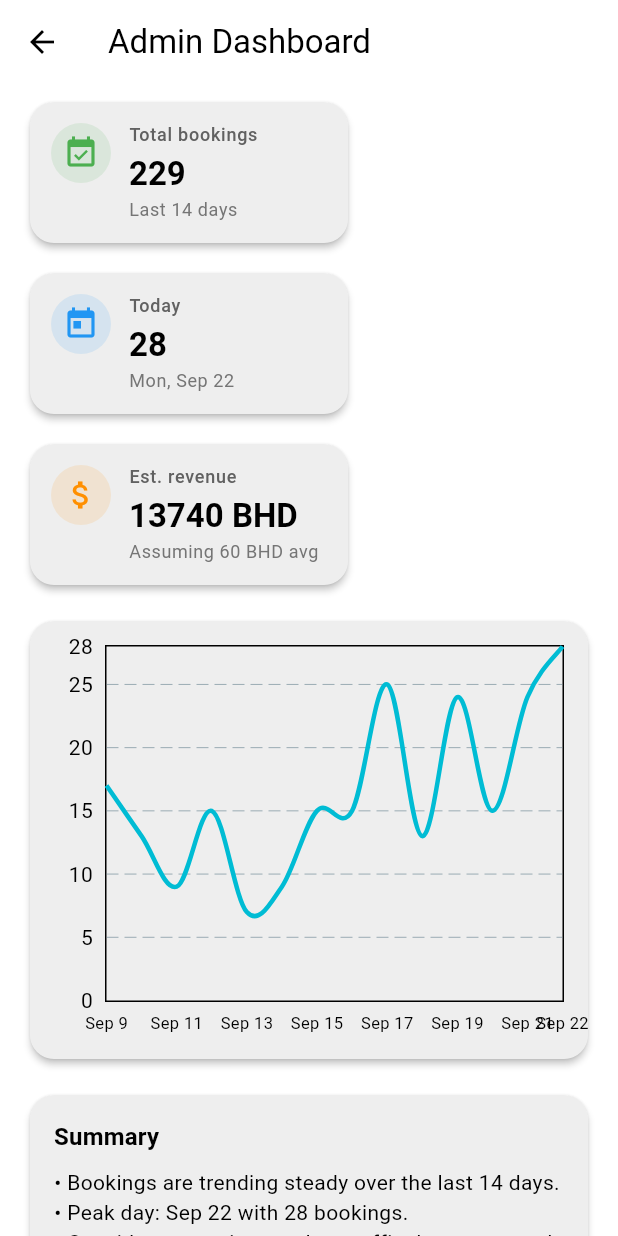
After one commit to Malik-Jehangir/AlAhliClubBookingApp, a Flutter app: the AdminDashboardScreen screen opened directly, on a phone screen of 412 x 824 dp. The commit adds this screen. Run offline on Flutter 3.47's test engine with Material 3 defaults, Android fonts, the phone set to English and light mode, and no system bars; drawn by our look-alikes of fl_chart; our stand-ins replace bloc, cloud_firestore, equatable, firebase_auth, firebase_core, flutter_bloc and 2 more; accounts and stored records are empty; statements that could not run were skipped.

Commit message:
BookNow: Admin board added

```diff
--- a/booknow/lib/screens/auth/views/sign_in_screen.dart
+++ b/booknow/lib/screens/auth/views/sign_in_screen.dart
@@ -1,5 +1,6 @@
 import 'package:booknow/components/my_text_field.dart';
 import 'package:booknow/screens/auth/blocs/sign_in_bloc/sign_in_bloc.dart';
+import 'package:booknow/screens/home/views/admin_dashboard_screen.dart';
 import 'package:booknow/screens/home/views/home_screen.dart';
 import 'package:flutter/cupertino.dart';
 import 'package:flutter/material.dart';
@@ -55,6 +56,8 @@ class _SignInScreenState extends State<SignInScreen> {
               ),
               const SizedBox(height: 24),
               const SizedBox(height: 20),
+
+              // Email
               SizedBox(
                 width: MediaQuery.of(context).size.width * 0.9,
                 child: MyTextField(
@@ -67,7 +70,7 @@ class _SignInScreenState extends State<SignInScreen> {
                   validator: (val) {
                     if (val!.isEmpty) {
                       return 'Please fill in this field';
-                    } else if (!RegExp(r'^[\w-\.]+@([\w-]+.)+[\w-]{2,4}$')
+                    } else if (!RegExp(r'^[\w\-\.]+@([\w\-]+\.)+[\w\-]{2,4}$')
                         .hasMatch(val)) {
                       return 'Please enter a valid email';
                     }
@@ -76,6 +79,8 @@ class _SignInScreenState extends State<SignInScreen> {
                 ),
               ),
               const SizedBox(height: 10),
+
+              // Password
               SizedBox(
                 width: MediaQuery.of(context).size.width * 0.9,
                 child: MyTextField(
@@ -89,8 +94,8 @@ class _SignInScreenState extends State<SignInScreen> {
                     if (val!.isEmpty) {
                       return 'Please fill in this field';
                     } else if (!RegExp(
-                            r'^(?=.*?[A-Z])(?=.*?[a-z])(?=.*?[0-9])(?=.*?[!@#\$&*~`)\%\-(_+=;:,.<>/?"[{\]}\|^]).{8,}$')
-                        .hasMatch(val)) {
+                      r'^(?=.*?[A-Z])(?=.*?[a-z])(?=.*?[0-9])(?=.*?[!@#\$&*~`\)\%\-\(_\+=;:,.<>\/\?"\[\{\]\}\|^]).{8,}$',
+                    ).hasMatch(val)) {
                       return 'Please enter a valid password';
                     }
                     return null;
@@ -99,11 +104,9 @@ class _SignInScreenState extends State<SignInScreen> {
                     onPressed: () {
                       setState(() {
                         obscurePassword = !obscurePassword;
-                        if (obscurePassword) {
-                          iconPassword = CupertinoIcons.eye_fill;
-                        } else {
-                          iconPassword = CupertinoIcons.eye_slash_fill;
-                        }
+                        iconPassword = obscurePassword
+                            ? CupertinoIcons.eye_fill
+                            : CupertinoIcons.eye_slash_fill;
                       });
                     },
                     icon: Icon(iconPassword),
@@ -111,17 +114,23 @@ class _SignInScreenState extends State<SignInScreen> {
                 ),
               ),
               const SizedBox(height: 20),
+
+              // Actions
               !signInRequired
                   ? Column(
                       children: [
+                        // Sign In button
                         SizedBox(
                           width: MediaQuery.of(context).size.width * 0.5,
                           child: TextButton(
                             onPressed: () {
                               if (_formKey.currentState!.validate()) {
-                                context.read<SignInBloc>().add(SignInRequired(
-                                    emailController.text,
-                                    passwordController.text));
+                                context.read<SignInBloc>().add(
+                                      SignInRequired(
+                                        emailController.text,
+                                        passwordController.text,
+                                      ),
+                                    );
                               }
                             },
                             style: TextButton.styleFrom(
@@ -140,31 +149,60 @@ class _SignInScreenState extends State<SignInScreen> {
                                 'Sign In',
                                 textAlign: TextAlign.center,
                                 style: TextStyle(
-                                    color: Colors.white,
-                                    fontSize: 16,
-                                    fontWeight: FontWeight.w600),
+                                  color: Colors.white,
+                                  fontSize: 16,
+                                  fontWeight: FontWeight.w600,
+                                ),
                               ),
                             ),
                           ),
                         ),
                         const SizedBox(height: 10),
 
-                        // 👇 New "Continue as guest" hyperlink
+                        // Continue as guest
                         GestureDetector(
                           onTap: () {
                             Navigator.pushReplacement(
                               context,
                               MaterialPageRoute(
-                                  builder: (_) => const HomeScreen()),
+                                builder: (_) => const HomeScreen(),
+                              ),
                             );
                           },
                           child: const Text(
                             "Continue as guest",
                             style: TextStyle(
-                              color: Colors.blue, // hyperlink color
+                              color: Colors.blue,
                               decoration: TextDecoration.underline,
                               fontSize: 14,
                               fontWeight: FontWeight.w500,
+                            ),
+                          ),
+                        ),
+
+                        const SizedBox(height: 12),
+
+                        // 👇 NEW: Go to Admin Dashboard
+                        TextButton.icon(
+                          onPressed: () {
+                            Navigator.push(
+                              context,
+                              MaterialPageRoute(
+                                builder: (_) => const AdminDashboardScreen(),
+                              ),
+                            );
+                          },
+                          icon: const Icon(Icons.admin_panel_settings),
+                          label: const Text("Go to admin dashboard"),
+                          style: TextButton.styleFrom(
+                            foregroundColor: Colors.white,
+                            backgroundColor: Colors.black,
+                            shape: RoundedRectangleBorder(
+                              borderRadius: BorderRadius.circular(30),
+                            ),
+                            padding: const EdgeInsets.symmetric(
+                              horizontal: 18,
+                              vertical: 8,
                             ),
                           ),
                         ),
--- /dev/null
+++ b/booknow/lib/screens/home/views/admin_dashboard_screen.dart
@@ -0,0 +1,283 @@
+
+import 'dart:math';
+import 'package:flutter/material.dart';
+import 'package:fl_chart/fl_chart.dart';
+import 'package:intl/intl.dart';
+
+class AdminDashboardScreen extends StatefulWidget {
+  const AdminDashboardScreen({super.key});
+
+  @override
+  State<AdminDashboardScreen> createState() => _AdminDashboardScreenState();
+}
+
+class _AdminDashboardScreenState extends State<AdminDashboardScreen> {
+  late final List<DateTime> _days;   // last N days
+  late final List<int> _bookings;    // fake bookings data per day
+  late final int _totalBookings;
+  late final int _todayBookings;
+  late final double _monthRevenue;   // fake revenue summary
+
+  @override
+  void initState() {
+    super.initState();
+    _generateFakeData(days: 14);
+  }
+
+  void _generateFakeData({int days = 14}) {
+    final now = DateTime.now();
+    _days = List.generate(days, (i) => DateTime(now.year, now.month, now.day).subtract(Duration(days: days - 1 - i)));
+
+    final rnd = Random(42);
+    _bookings = List<int>.generate(days, (_) => 5 + rnd.nextInt(25)); // 5–29 bookings/day
+    _totalBookings = _bookings.fold(0, (a, b) => a + b);
+    _todayBookings = _bookings.last;
+
+    // Totally fake revenue: sum * average ticket (e.g., 60 BHD)
+    _monthRevenue = _totalBookings * 60.0;
+  }
+
+  @override
+  Widget build(BuildContext context) {
+    final dateFmtShort = DateFormat('MMMd'); // e.g., Sep 22
+    final theme = Theme.of(context);
+    final lineSpots = <FlSpot>[
+      for (int i = 0; i < _bookings.length; i++) FlSpot(i.toDouble(), _bookings[i].toDouble())
+    ];
+
+    return Scaffold(
+      appBar: AppBar(
+        title: const Text('Admin Dashboard'),
+        backgroundColor: theme.colorScheme.background,
+        surfaceTintColor: Colors.transparent,
+        elevation: 0,
+      ),
+      backgroundColor: theme.colorScheme.background,
+      body: SafeArea(
+        child: SingleChildScrollView(
+          padding: const EdgeInsets.fromLTRB(16, 8, 16, 24),
+          child: Column(
+            crossAxisAlignment: CrossAxisAlignment.stretch,
+            children: [
+              // ---- KPI cards -------------------------------------------------
+              Wrap(
+                spacing: 12,
+                runSpacing: 12,
+                children: [
+                  _KpiCard(
+                    title: 'Total bookings',
+                    value: '$_totalBookings',
+                    subtitle: 'Last ${_days.length} days',
+                    icon: Icons.event_available,
+                    color: Colors.green,
+                  ),
+                  _KpiCard(
+                    title: 'Today',
+                    value: '$_todayBookings',
+                    subtitle: DateFormat('EEE, MMM d').format(_days.last),
+                    icon: Icons.today,
+                    color: Colors.blue,
+                  ),
+                  _KpiCard(
+                    title: 'Est. revenue',
+                    value: '${_monthRevenue.toStringAsFixed(0)} BHD',
+                    subtitle: 'Assuming 60 BHD avg',
+                    icon: Icons.attach_money,
+                    color: Colors.amber.shade800,
+                  ),
+                ],
+              ),
+
+              const SizedBox(height: 16),
+
+              // ---- Line chart ------------------------------------------------
+              Card(
+                elevation: 2,
+                shape: RoundedRectangleBorder(borderRadius: BorderRadius.circular(16)),
+                child: Padding(
+                  padding: const EdgeInsets.all(16.0),
+                  child: SizedBox(
+                    height: 260,
+                    child: LineChart(
+                      LineChartData(
+                        minY: 0,
+                        titlesData: FlTitlesData(
+                          leftTitles: AxisTitles(
+                            sideTitles: SideTitles(showTitles: true, reservedSize: 34),
+                          ),
+                          rightTitles: const AxisTitles(sideTitles: SideTitles(showTitles: false)),
+                          topTitles: const AxisTitles(sideTitles: SideTitles(showTitles: false)),
+                          bottomTitles: AxisTitles(
+                            sideTitles: SideTitles(
+                              showTitles: true,
+                              interval: 2,
+                              getTitlesWidget: (value, meta) {
+                                final i = value.toInt();
+                                if (i < 0 || i >= _days.length) return const SizedBox.shrink();
+                                return Padding(
+                                  padding: const EdgeInsets.only(top: 6.0),
+                                  child: Text(dateFmtShort.format(_days[i]), style: const TextStyle(fontSize: 11)),
+                                );
+                              },
+                            ),
+                          ),
+                        ),
+                        gridData: FlGridData(show: true, drawVerticalLine: false),
+                        borderData: FlBorderData(show: true),
+                        lineBarsData: [
+                          LineChartBarData(
+                            spots: lineSpots,
+                            isCurved: true,
+                            barWidth: 3,
+                            dotData: const FlDotData(show: false),
+                          ),
+                        ],
+                      ),
+                    ),
+                  ),
+                ),
+              ),
+
+              const SizedBox(height: 16),
+
+              // ---- Summary block --------------------------------------------
+              Card(
+                elevation: 2,
+                shape: RoundedRectangleBorder(borderRadius: BorderRadius.circular(16)),
+                child: Padding(
+                  padding: const EdgeInsets.all(16.0),
+                  child: DefaultTextStyle(
+                    style: theme.textTheme.bodyMedium!,
+                    child: Column(
+                      crossAxisAlignment: CrossAxisAlignment.start,
+                      children: [
+                        Text('Summary', style: theme.textTheme.titleMedium?.copyWith(fontWeight: FontWeight.w700)),
+                        const SizedBox(height: 8),
+                        Text('• Bookings are trending steady over the last ${_days.length} days.'),
+                        Text('• Peak day: ${_peakDayLabel(dateFmtShort)} with ${_bookings.reduce(max)} bookings.'),
+                        Text('• Consider promotions on low-traffic days to smooth the curve.'),
+                      ],
+                    ),
+                  ),
+                ),
+              ),
+
+              const SizedBox(height: 16),
+
+              // ---- Recent bookings table (fake) ------------------------------
+              Card(
+                elevation: 2,
+                shape: RoundedRectangleBorder(borderRadius: BorderRadius.circular(16)),
+                child: Padding(
+                  padding: const EdgeInsets.all(12.0),
+                  child: _RecentBookingsTable(days: _days, bookings: _bookings),
+                ),
+              ),
+            ],
+          ),
+        ),
+      ),
+    );
+  }
+
+  String _peakDayLabel(DateFormat fmt) {
+    final maxVal = _bookings.reduce(max);
+    final idx = _bookings.indexOf(maxVal);
+    return fmt.format(_days[idx]);
+  }
+}
+
+class _KpiCard extends StatelessWidget {
+  final String title;
+  final String value;
+  final String subtitle;
+  final IconData icon;
+  final Color color;
+
+  const _KpiCard({
+    required this.title,
+    required this.value,
+    required this.subtitle,
+    required this.icon,
+    required this.color,
+  });
+
+  @override
+  Widget build(BuildContext context) {
+    final theme = Theme.of(context);
+    return SizedBox(
+      width: 220, // makes Wrap layout nicely on web + mobile
+      child: Card(
+        elevation: 2,
+        shape: RoundedRectangleBorder(borderRadius: BorderRadius.circular(16)),
+        child: Padding(
+          padding: const EdgeInsets.all(14.0),
+          child: Row(
+            crossAxisAlignment: CrossAxisAlignment.start,
+            children: [
+              CircleAvatar(
+                backgroundColor: color.withOpacity(0.12),
+                child: Icon(icon, color: color),
+              ),
+              const SizedBox(width: 12),
+              Expanded(
+                child: Column(
+                  crossAxisAlignment: CrossAxisAlignment.start,
+                  children: [
+                    Text(title, style: theme.textTheme.labelMedium?.copyWith(color: Colors.grey[700])),
+                    const SizedBox(height: 4),
+                    Text(value, style: theme.textTheme.titleLarge?.copyWith(fontWeight: FontWeight.bold)),
+                    const SizedBox(height: 2),
+                    Text(subtitle, style: theme.textTheme.bodySmall?.copyWith(color: Colors.grey[600])),
+                  ],
+                ),
+              ),
+            ],
+          ),
+        ),
+      ),
+    );
+  }
+}
+
+class _RecentBookingsTable extends StatelessWidget {
+  final List<DateTime> days;
+  final List<int> bookings;
+
+  const _RecentBookingsTable({required this.days, required this.bookings});
+
+  @override
+  Widget build(BuildContext context) {
+    final fmt = DateFormat('EEE, MMM d');
+    return SingleChildScrollView(
+      scrollDirection: Axis.horizontal,
+      child: DataTable(
+        columns: const [
+          DataColumn(label: Text('Date')),
+          DataColumn(label: Text('Bookings')),
+          DataColumn(label: Text('Top Venue')),
+          DataColumn(label: Text('Notes')),
+        ],
+        rows: List<DataRow>.generate(days.length, (i) {
+          return DataRow(
+            cells: [
+              DataCell(Text(fmt.format(days[i]))),
+              DataCell(Text(bookings[i].toString())),
+              DataCell(Text(_fakeVenue(i))),
+              const DataCell(Text('OK')),
+            ],
+          );
+        }),
+      ),
+    );
+  }
+
+  static String _fakeVenue(int i) {
+    const venues = [
+      'Riffa Court', 'Isa Town Turf', 'Juffair Padel', 'Muharraq Arena',
+      'Saar Badminton', 'Adliya Tennis', 'Hamad Nets', 'Seef Pool',
+      'Sanabis TT', 'Hidd Squash', 'Tubli Yoga', 'Manama Dance',
+    ];
+    return venues[i % venues.length];
+  }
+}
--- a/booknow/pubspec.yaml
+++ b/booknow/pubspec.yaml
@@ -41,6 +41,9 @@ dependencies:
   bloc: ^9.0.0
   flutter_bloc: ^9.1.1
   equatable: ^2.0.7
+  fl_chart: ^0.66.2
+  intl: ^0.19.0
+
 
   user_repository:
     path: packages/user_repository
```
Also changed, not shown: booknow/pubspec.lock.
